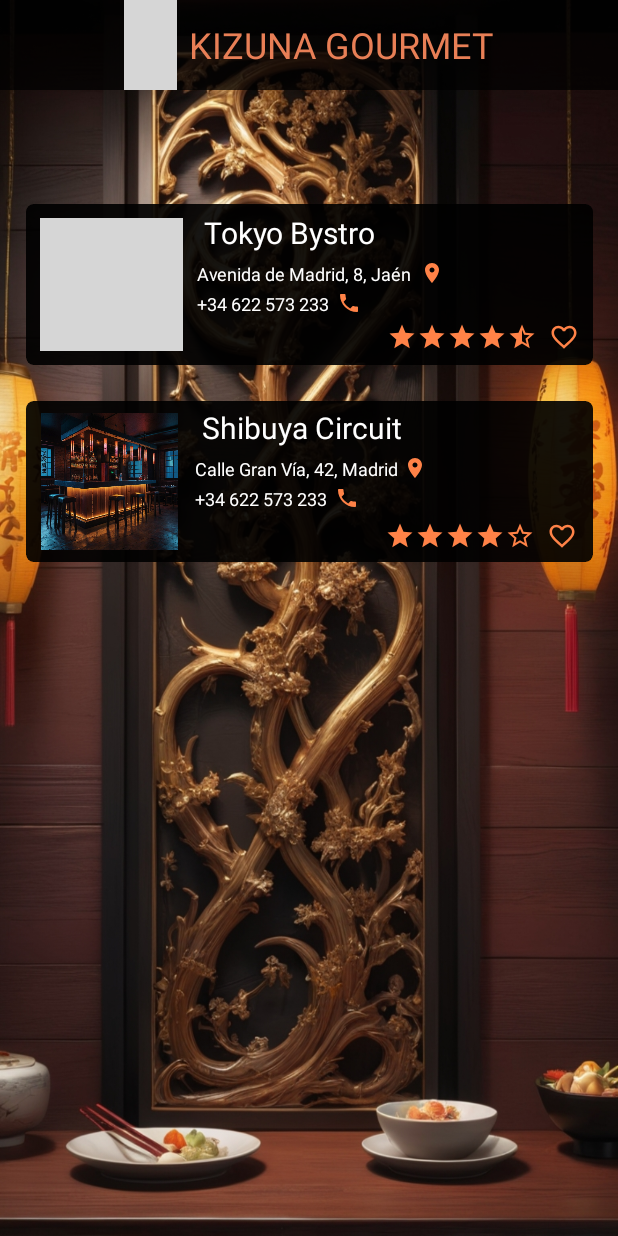
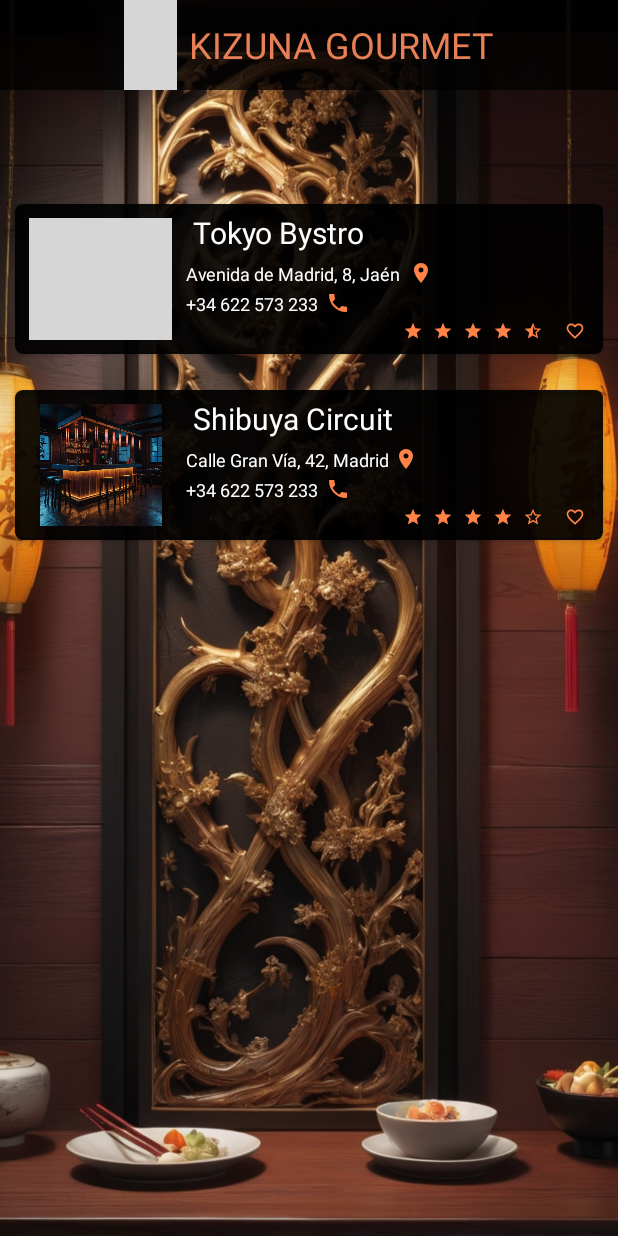
Before and after one commit to rpallin0705/proyectoIntegrado, an Android app: the MainScreen screen opened directly, with no data from a screen before it, on a phone screen of 412 x 824 dp. Run offline under Robolectric (Android 15) with nearby library versions, the phone set to English and light mode, and no system bars; grey boxes are pictures that could not be loaded.

Commit message:
Refactor layouts y logica login (simple)

```diff
--- a/app/build.gradle.kts
+++ b/app/build.gradle.kts
@@ -15,6 +15,10 @@ android {
         versionName = "1.0"
 
         testInstrumentationRunner = "androidx.test.runner.AndroidJUnitRunner"
+    }
+
+    buildFeatures{
+        viewBinding = true
     }
 
     buildTypes {
--- a/app/src/main/AndroidManifest.xml
+++ b/app/src/main/AndroidManifest.xml
@@ -16,7 +16,7 @@
             android:name=".MainScreen"
             android:exported="false" />
         <activity
-            android:name=".MainActivity"
+            android:name=".LoginActivity"
             android:exported="true">
             <intent-filter>
                 <action android:name="android.intent.action.MAIN" />
--- a/app/src/main/res/layout/activity_main_screen.xml
+++ b/app/src/main/res/layout/activity_main_screen.xml
@@ -41,12 +41,13 @@
 
     <androidx.cardview.widget.CardView
         android:id="@+id/cardView"
-        android:layout_width="378dp"
-        android:layout_height="107dp"
+        android:layout_width="0dp"
+        android:layout_height="100dp"
+        android:layout_marginLeft="10dp"
         android:layout_marginTop="76dp"
+        android:layout_marginRight="10dp"
         app:cardBackgroundColor="#E8000000"
         app:cardCornerRadius="5dp"
-        app:cardElevation="0dp"
         app:contentPadding="5dp"
         app:layout_constraintEnd_toEndOf="parent"
         app:layout_constraintStart_toStartOf="parent"
@@ -60,12 +61,12 @@
             <ImageView
                 android:id="@+id/imageView2"
                 android:layout_width="95dp"
-                android:layout_height="match_parent"
+                android:layout_height="wrap_content"
                 android:layout_margin="4dp"
                 app:srcCompat="@drawable/cardview_img1" />
 
             <LinearLayout
-                android:layout_width="263dp"
+                android:layout_width="match_parent"
                 android:layout_height="match_parent"
                 android:orientation="vertical">
 
@@ -156,16 +157,16 @@
 
     <androidx.cardview.widget.CardView
         android:id="@+id/cardView2"
-        android:layout_width="378dp"
-        android:layout_height="107dp"
+        android:layout_width="0dp"
+        android:layout_height="100dp"
+        android:layout_marginLeft="10dp"
+        android:layout_marginTop="24dp"
+        android:layout_marginRight="10dp"
+        app:cardBackgroundColor="#E8000000"
         app:cardCornerRadius="5dp"
-
-        android:layout_marginTop="24dp"
-        app:cardBackgroundColor="#E8000000"
-        app:cardElevation="0dp"
-        app:contentPadding="4dp"
-        app:layout_constraintEnd_toEndOf="@+id/cardView"
-        app:layout_constraintStart_toStartOf="@+id/cardView"
+        app:contentPadding="5dp"
+        app:layout_constraintEnd_toEndOf="parent"
+        app:layout_constraintStart_toStartOf="parent"
         app:layout_constraintTop_toBottomOf="@+id/cardView">
 
         <LinearLayout
@@ -176,12 +177,12 @@
             <ImageView
                 android:id="@+id/imageView9"
                 android:layout_width="95dp"
-                android:layout_height="match_parent"
+                android:layout_height="wrap_content"
                 android:layout_margin="4dp"
                 app:srcCompat="@drawable/cardview_img2" />
 
             <LinearLayout
-                android:layout_width="263dp"
+                android:layout_width="match_parent"
                 android:layout_height="match_parent"
                 android:orientation="vertical">
 
--- a/app/src/main/res/layout/activity_main.xml
+++ b/app/src/main/res/layout/login_activity.xml
@@ -6,7 +6,7 @@
     android:layout_width="match_parent"
     android:layout_height="match_parent"
     android:background="@drawable/background"
-    tools:context=".MainActivity">
+    tools:context=".LoginActivity">
 
 
     <LinearLayout
@@ -70,7 +70,7 @@
                 android:textStyle="bold" />
 
             <EditText
-                android:id="@+id/username"
+                android:id="@+id/username_edit_txt"
                 android:layout_width="match_parent"
                 android:layout_height="50dp"
                 android:layout_marginTop="40dp"
@@ -85,7 +85,7 @@
                 android:textColorHint="#DCFF8247" />
 
             <EditText
-                android:id="@+id/password"
+                android:id="@+id/password_edit_txt"
                 android:layout_width="match_parent"
                 android:layout_height="50dp"
                 android:layout_marginTop="20dp"
```
Also changed, not shown: app/src/main/java/com/example/logincardview/LoginActivity.kt (added, +55 -0 lines), app/src/main/java/com/example/logincardview/MainActivity.kt (deleted, +0 -20 lines).
